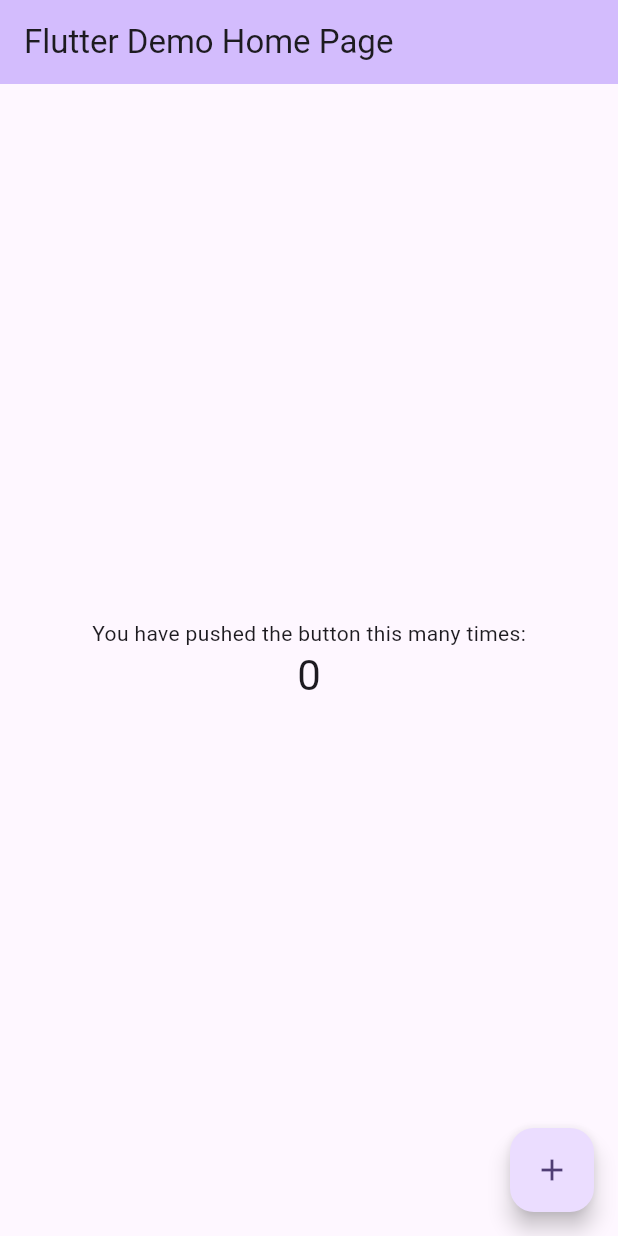
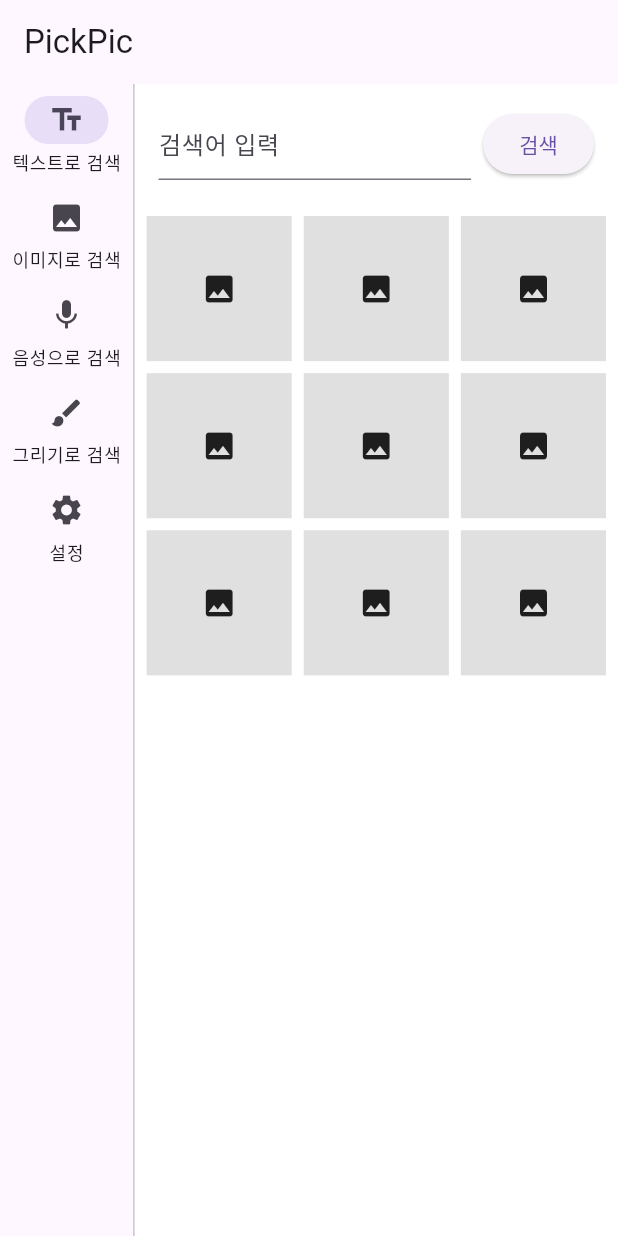
Before and after one commit to MrDos89/pickpic_project_client, a Flutter app: the screen it shows after launch, on a phone screen of 412 x 824 dp. Run offline on Flutter 3.47's test engine with Material 3 defaults, Android fonts, the phone set to English and light mode, and no system bars.

Commit message:
[도형] 메인 구축 및 기초 UI 구현

```diff
--- a/lib/main.dart
+++ b/lib/main.dart
@@ -1,122 +1,124 @@
 import 'package:flutter/material.dart';
+import 'page/text_search_page.dart';
+import 'page/image_search_page.dart';
+import 'page/voice_search_page.dart';
+import 'page/draw_search_page.dart';
+import 'page/settings_page.dart';
 
-void main() {
-  runApp(const MyApp());
+void main() => runApp(MyApp());
+
+class MyApp extends StatefulWidget {
+  @override
+  State<MyApp> createState() => _MyAppState();
 }
 
-class MyApp extends StatelessWidget {
-  const MyApp({super.key});
+class _MyAppState extends State<MyApp> {
+  ThemeMode _themeMode = ThemeMode.light;
 
-  // This widget is the root of your application.
-  @override
-  Widget build(BuildContext context) {
-    return MaterialApp(
-      title: 'Flutter Demo',
-      theme: ThemeData(
-        // This is the theme of your application.
-        //
-        // TRY THIS: Try running your application with "flutter run". You'll see
-        // the application has a purple toolbar. Then, without quitting the app,
-        // try changing the seedColor in the colorScheme below to Colors.green
-        // and then invoke "hot reload" (save your changes or press the "hot
-        // reload" button in a Flutter-supported IDE, or press "r" if you used
-        // the command line to start the app).
-        //
-        // Notice that the counter didn't reset back to zero; the application
-        // state is not lost during the reload. To reset the state, use hot
-        // restart instead.
-        //
-        // This works for code too, not just values: Most code changes can be
-        // tested with just a hot reload.
-        colorScheme: ColorScheme.fromSeed(seedColor: Colors.deepPurple),
-      ),
-      home: const MyHomePage(title: 'Flutter Demo Home Page'),
-    );
-  }
-}
-
-class MyHomePage extends StatefulWidget {
-  const MyHomePage({super.key, required this.title});
-
-  // This widget is the home page of your application. It is stateful, meaning
-  // that it has a State object (defined below) that contains fields that affect
-  // how it looks.
-
-  // This class is the configuration for the state. It holds the values (in this
-  // case the title) provided by the parent (in this case the App widget) and
-  // used by the build method of the State. Fields in a Widget subclass are
-  // always marked "final".
-
-  final String title;
-
-  @override
-  State<MyHomePage> createState() => _MyHomePageState();
-}
-
-class _MyHomePageState extends State<MyHomePage> {
-  int _counter = 0;
-
-  void _incrementCounter() {
+  void toggleTheme(ThemeMode mode) {
     setState(() {
-      // This call to setState tells the Flutter framework that something has
-      // changed in this State, which causes it to rerun the build method below
-      // so that the display can reflect the updated values. If we changed
-      // _counter without calling setState(), then the build method would not be
-      // called again, and so nothing would appear to happen.
-      _counter++;
+      _themeMode = mode;
     });
   }
 
   @override
   Widget build(BuildContext context) {
-    // This method is rerun every time setState is called, for instance as done
-    // by the _incrementCounter method above.
-    //
-    // The Flutter framework has been optimized to make rerunning build methods
-    // fast, so that you can just rebuild anything that needs updating rather
-    // than having to individually change instances of widgets.
-    return Scaffold(
-      appBar: AppBar(
-        // TRY THIS: Try changing the color here to a specific color (to
-        // Colors.amber, perhaps?) and trigger a hot reload to see the AppBar
-        // change color while the other colors stay the same.
-        backgroundColor: Theme.of(context).colorScheme.inversePrimary,
-        // Here we take the value from the MyHomePage object that was created by
-        // the App.build method, and use it to set our appbar title.
-        title: Text(widget.title),
+    return MaterialApp(
+      title: 'PickPic',
+      theme: ThemeData(
+        brightness: Brightness.light,
+        scaffoldBackgroundColor: Colors.white,
+        primarySwatch: Colors.deepPurple,
       ),
-      body: Center(
-        // Center is a layout widget. It takes a single child and positions it
-        // in the middle of the parent.
-        child: Column(
-          // Column is also a layout widget. It takes a list of children and
-          // arranges them vertically. By default, it sizes itself to fit its
-          // children horizontally, and tries to be as tall as its parent.
-          //
-          // Column has various properties to control how it sizes itself and
-          // how it positions its children. Here we use mainAxisAlignment to
-          // center the children vertically; the main axis here is the vertical
-          // axis because Columns are vertical (the cross axis would be
-          // horizontal).
-          //
-          // TRY THIS: Invoke "debug painting" (choose the "Toggle Debug Paint"
-          // action in the IDE, or press "p" in the console), to see the
-          // wireframe for each widget.
-          mainAxisAlignment: MainAxisAlignment.center,
-          children: <Widget>[
-            const Text('You have pushed the button this many times:'),
-            Text(
-              '$_counter',
-              style: Theme.of(context).textTheme.headlineMedium,
-            ),
-          ],
-        ),
+      darkTheme: ThemeData(
+        brightness: Brightness.dark,
+        scaffoldBackgroundColor: Colors.black,
+        primarySwatch: Colors.deepPurple,
       ),
-      floatingActionButton: FloatingActionButton(
-        onPressed: _incrementCounter,
-        tooltip: 'Increment',
-        child: const Icon(Icons.add),
-      ), // This trailing comma makes auto-formatting nicer for build methods.
+      themeMode: _themeMode,
+      home: HomePage(toggleTheme: toggleTheme, themeMode: _themeMode),
     );
   }
 }
+
+class HomePage extends StatefulWidget {
+  final void Function(ThemeMode) toggleTheme;
+  final ThemeMode themeMode;
+
+  HomePage({required this.toggleTheme, required this.themeMode});
+
+  @override
+  _HomePageState createState() => _HomePageState();
+}
+
+class _HomePageState extends State<HomePage> {
+  int selectedIndex = 0;
+  late List<Widget> pages;
+  ThemeMode get currentThemeMode => widget.themeMode;
+
+  @override
+  void initState() {
+    super.initState();
+    pages = [
+      TextSearchPage(),
+      ImageSearchPage(),
+      VoiceSearchPage(),
+      DrawSearchPage(),
+      Container(),
+    ];
+  }
+
+  @override
+  Widget build(BuildContext context) {
+    return Scaffold(
+      appBar: AppBar(title: Text("PickPic")),
+      body: Row(
+        children: [
+          NavigationRail(
+            selectedIndex: selectedIndex,
+            onDestinationSelected: (int index) {
+              setState(() {
+                selectedIndex = index;
+              });
+            },
+            labelType: NavigationRailLabelType.all,
+            destinations: const [
+              NavigationRailDestination(
+                icon: Icon(Icons.text_fields),
+                label: Text('텍스트로 검색'),
+              ),
+              NavigationRailDestination(
+                icon: Icon(Icons.image),
+                label: Text('이미지로 검색'),
+              ),
+              NavigationRailDestination(
+                icon: Icon(Icons.mic),
+                label: Text('음성으로 검색'),
+              ),
+              NavigationRailDestination(
+                icon: Icon(Icons.brush),
+                label: Text('그리기로 검색'),
+              ),
+              NavigationRailDestination(
+                icon: Icon(Icons.settings),
+                label: Text('설정'),
+              ),
+            ],
+          ),
+          const VerticalDivider(thickness: 1, width: 1),
+          Expanded(
+            child: selectedIndex == 4
+                ? SettingsPage(
+              toggleTheme: (mode) {
+                widget.toggleTheme(mode);
+                setState(() {});
+              },
+              themeMode: currentThemeMode,
+            )
+                : pages[selectedIndex],
+          ),
+        ],
+      ),
+    );
+  }
+}
--- /dev/null
+++ b/lib/page/text_search_page.dart
@@ -0,0 +1,40 @@
+import 'package:flutter/material.dart';
+
+class TextSearchPage extends StatelessWidget {
+  @override
+  Widget build(BuildContext context) {
+    return Column(
+      children: [
+        Padding(
+          padding: const EdgeInsets.all(16.0),
+          child: Row(
+            children: [
+              Expanded(
+                child: TextField(
+                  decoration: InputDecoration(hintText: '검색어 입력'),
+                ),
+              ),
+              const SizedBox(width: 8),
+              ElevatedButton(onPressed: () {}, child: Text('검색')),
+            ],
+          ),
+        ),
+        Expanded(
+          child: GridView.builder(
+            padding: EdgeInsets.all(8),
+            gridDelegate: SliverGridDelegateWithFixedCrossAxisCount(
+              crossAxisCount: 3,
+              crossAxisSpacing: 8,
+              mainAxisSpacing: 8,
+            ),
+            itemBuilder: (context, index) => Container(
+              color: Colors.grey[300],
+              child: Icon(Icons.photo),
+            ),
+            itemCount: 9,
+          ),
+        )
+      ],
+    );
+  }
+}
```
Also changed, not shown: lib/page/draw_search_page.dart (added, +59 -0 lines), lib/page/image_search_page.dart (added, +16 -0 lines), lib/page/settings_page.dart (added, +41 -0 lines), lib/page/voice_search_page.dart (added, +35 -0 lines).
